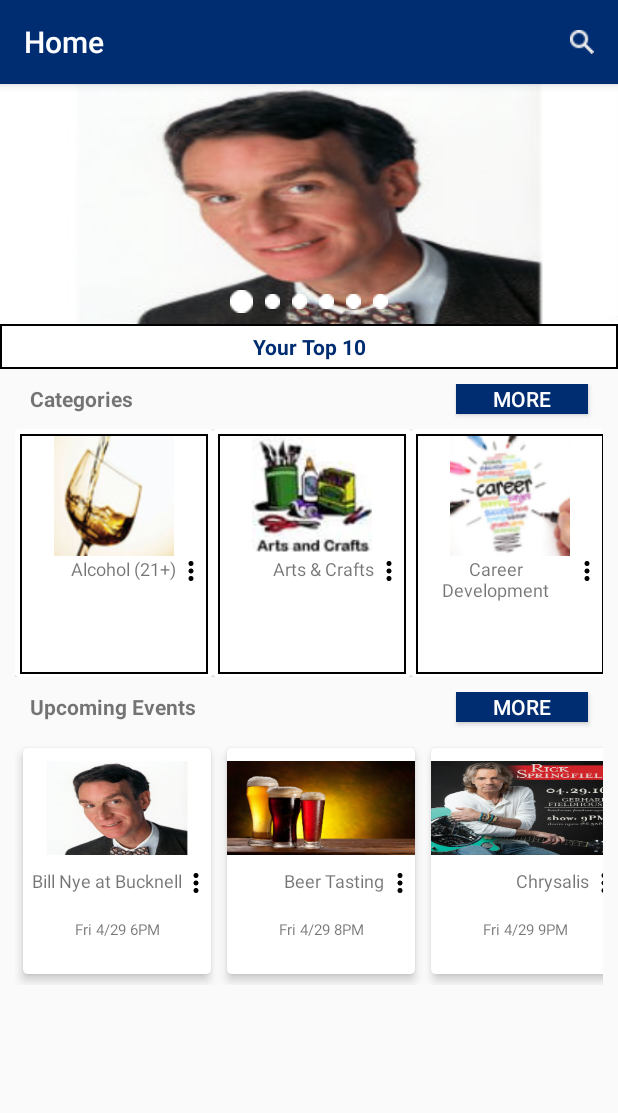
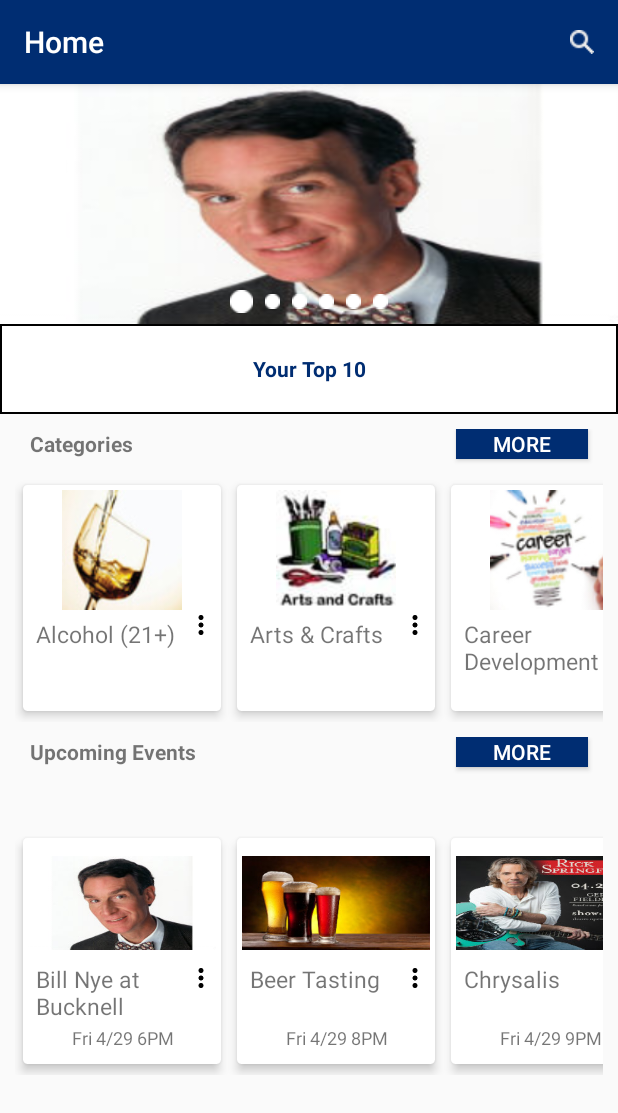
Before and after one commit to kanki6315/B-InvolvedAndroid, an Android app: the screen it shows after launch (HomeActivity), on a phone screen of 412 x 824 dp. Shown: the top 1113 px of the screen. Run offline under Robolectric (Android 15) with nearby library versions, the phone set to English and light mode, and no system bars; libraries missing offline, so code that uses them is left out: com.mikepenz.materialdrawer; 9 statements that could not run were skipped.

Commit message:
Stable commit of the card views

```diff
--- /dev/null
+++ b/BInvolved/app/src/main/res/drawable/back_orange.xml
@@ -0,0 +1,8 @@
+<shape
+    xmlns:android="http://schemas.android.com/apk/res/android"
+    android:shape="rectangle" >
+
+    <solid android:color="@color/tennOrange" />
+
+    <stroke android:width="1dip" android:color="#000000"/>
+</shape>
--- a/BInvolved/app/src/main/res/layout/category_card_view.xml
+++ b/BInvolved/app/src/main/res/layout/category_card_view.xml
@@ -1,16 +1,17 @@
 <?xml version="1.0" encoding="utf-8"?>
 
-<android.support.v7.widget.CardView
-    xmlns:android="http://schemas.android.com/apk/res/android"
+<android.support.v7.widget.CardView xmlns:android="http://schemas.android.com/apk/res/android"
     android:layout_width="wrap_content"
     android:layout_height="wrap_content"
-    android:id="@+id/card_view">
+    xmlns:card_view="http://schemas.android.com/apk/res-auto"
+    android:id="@+id/card_view"
+    card_view:cardUseCompatPadding="true"
+    card_view:cardElevation="@dimen/card_view_elevation"
+    card_view:cardCornerRadius="@dimen/card_view_corner_radius">
 
     <RelativeLayout
         android:layout_width="@dimen/layout_in_card_view_width"
         android:layout_height="@dimen/layout_in_card_view_height"
-        android:background="@drawable/back"
-        android:padding="1dip"
         android:layout_margin="@dimen/layout_in_card_view_margin">
 
         <ImageView
@@ -23,11 +24,12 @@
         <TextView
             android:layout_width="wrap_content"
             android:layout_height="wrap_content"
+            android:paddingTop="5dp"
+            android:paddingLeft="@dimen/card_view_text_padding"
             android:id="@+id/category_name"
             android:layout_below="@+id/category_photo"
             android:textSize="@dimen/card_view_text_size"
-            android:textAlignment="center"
-            android:layout_toStartOf="@+id/category_option_shortcut"
+            android:textAlignment="viewStart"
             android:lines="2"
             android:ellipsize="end" />
 
--- a/BInvolved/app/src/main/res/layout/event_card_view.xml
+++ b/BInvolved/app/src/main/res/layout/event_card_view.xml
@@ -13,10 +13,9 @@
     <RelativeLayout
         android:layout_width="@dimen/layout_in_card_view_width"
         android:layout_height="@dimen/layout_in_card_view_height"
+        android:layout_margin="@dimen/layout_in_card_view_margin"
         >
-        <!--android:background="@drawable/back"
-        android:padding="1dip"
-        android:layout_margin="@dimen/layout_in_card_view_margin"-->
+
 
         <ImageView
             android:layout_width="match_parent"
@@ -29,10 +28,10 @@
             android:layout_width="wrap_content"
             android:layout_height="wrap_content"
             android:id="@+id/event_name"
+            android:paddingLeft="@dimen/card_view_text_padding"
             android:layout_below="@+id/event_photo"
             android:textSize="@dimen/card_view_text_size"
-            android:textAlignment="center"
-            android:layout_toStartOf="@+id/event_option_shortcut"
+            android:textAlignment="viewStart"
             android:lines="2"
             android:ellipsize="end"/>
 
@@ -46,7 +45,7 @@
 
         <Space
             android:layout_width="match_parent"
-            android:layout_height="3dp"
+            android:layout_height="2dp"
             android:id="@+id/space"
             android:layout_below="@id/event_name"/>
 
--- a/BInvolved/app/src/main/res/values/dimens.xml
+++ b/BInvolved/app/src/main/res/values/dimens.xml
@@ -21,8 +21,9 @@
     <dimen name="card_view_corner_radius">3dp</dimen>
     <dimen name="card_view_total_height">165dp</dimen>
     <dimen name="card_view_total_width">130dp</dimen>
-    <dimen name="card_view_text_size">12sp</dimen>
-    <dimen name="card_view_text_size_small">10sp</dimen>
+    <dimen name="card_view_text_size">15sp</dimen>
+    <dimen name="card_view_text_size_small">12sp</dimen>
+    <dimen name="card_view_text_padding">5dp</dimen>
     <dimen name="layout_in_card_view_height">160dp</dimen>
     <dimen name="layout_in_card_view_width">125dp</dimen>
     <dimen name="layout_in_card_view_margin">3dp</dimen>
@@ -42,7 +43,7 @@
     <dimen name="three_dot_option_size">20dp</dimen>
 
 
-    <dimen name="section_title_height">30dp</dimen>
+    <dimen name="section_title_height">60dp</dimen>
     <dimen name="section_margin_left">10dp</dimen>
     <dimen name="section_margin_right">10dp</dimen>
 
```
